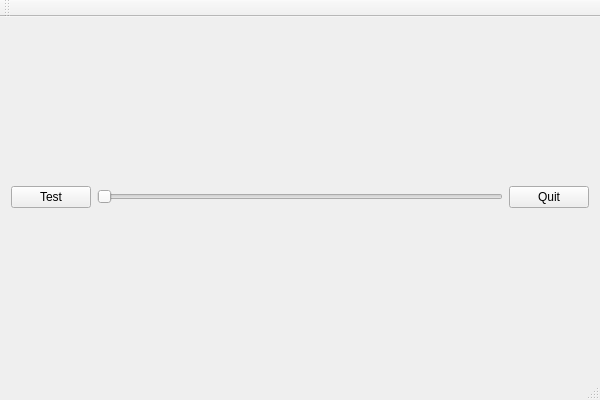
The window that ground/src/experimental/DialTest/mainwindow.ui (openpilot/OpenPilot) describes before a commit, drawn with Qt 5.
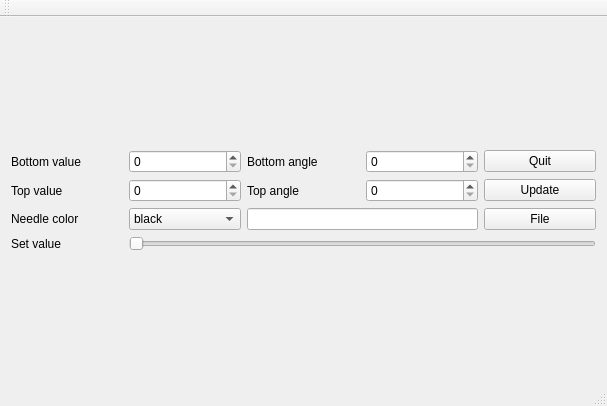
The same window after the commit.

The edit to the form file:
```diff
--- a/ground/src/experimental/DialTest/mainwindow.ui
+++ b/ground/src/experimental/DialTest/mainwindow.ui
@@ -6,8 +6,8 @@
    <rect>
     <x>0</x>
     <y>0</y>
-    <width>600</width>
-    <height>400</height>
+    <width>607</width>
+    <height>406</height>
    </rect>
   </property>
   <property name="windowTitle">
@@ -19,25 +19,152 @@
      <layout class="QHBoxLayout" name="dialLayout"/>
     </item>
     <item>
-     <layout class="QHBoxLayout" name="controlLayout">
-      <item>
-       <widget class="QPushButton" name="buttonTest">
+     <layout class="QGridLayout" name="gridLayout">
+      <item row="1" column="0">
+       <widget class="QLabel" name="labelTopValue">
         <property name="text">
-         <string>Test</string>
+         <string>Top value</string>
         </property>
        </widget>
       </item>
-      <item>
-       <widget class="QSlider" name="sliderAngle">
+      <item row="1" column="1">
+       <widget class="QSpinBox" name="spinTopValue">
+        <property name="sizePolicy">
+         <sizepolicy hsizetype="Minimum" vsizetype="Fixed">
+          <horstretch>0</horstretch>
+          <verstretch>0</verstretch>
+         </sizepolicy>
+        </property>
+        <property name="minimumSize">
+         <size>
+          <width>60</width>
+          <height>0</height>
+         </size>
+        </property>
         <property name="maximum">
          <number>360</number>
+        </property>
+       </widget>
+      </item>
+      <item row="1" column="3">
+       <widget class="QSpinBox" name="spinTopAngle">
+        <property name="minimumSize">
+         <size>
+          <width>80</width>
+          <height>0</height>
+         </size>
+        </property>
+        <property name="maximum">
+         <number>360</number>
+        </property>
+       </widget>
+      </item>
+      <item row="1" column="2">
+       <widget class="QLabel" name="labelTopAngle">
+        <property name="text">
+         <string>Top angle</string>
+        </property>
+       </widget>
+      </item>
+      <item row="0" column="3">
+       <widget class="QSpinBox" name="spinBottomAngle">
+        <property name="maximum">
+         <number>360</number>
+        </property>
+       </widget>
+      </item>
+      <item row="0" column="2">
+       <widget class="QLabel" name="labelBottomAngle">
+        <property name="text">
+         <string>Bottom angle</string>
+        </property>
+       </widget>
+      </item>
+      <item row="0" column="1">
+       <widget class="QSpinBox" name="spinBottomValue">
+        <property name="maximum">
+         <number>360</number>
+        </property>
+       </widget>
+      </item>
+      <item row="0" column="0">
+       <widget class="QLabel" name="labelBottomValue">
+        <property name="text">
+         <string>Bottom value</string>
+        </property>
+       </widget>
+      </item>
+      <item row="2" column="0">
+       <widget class="QLabel" name="labelColor">
+        <property name="text">
+         <string>Needle color</string>
+        </property>
+       </widget>
+      </item>
+      <item row="2" column="1">
+       <widget class="QComboBox" name="comboColor">
+        <item>
+         <property name="text">
+          <string>black</string>
+         </property>
+        </item>
+        <item>
+         <property name="text">
+          <string>red</string>
+         </property>
+        </item>
+        <item>
+         <property name="text">
+          <string>green</string>
+         </property>
+        </item>
+        <item>
+         <property name="text">
+          <string>yellow</string>
+         </property>
+        </item>
+        <item>
+         <property name="text">
+          <string>blue</string>
+         </property>
+        </item>
+       </widget>
+      </item>
+      <item row="2" column="2" colspan="2">
+       <widget class="QLineEdit" name="lineFile"/>
+      </item>
+      <item row="2" column="4">
+       <widget class="QPushButton" name="buttonFile">
+        <property name="text">
+         <string>File</string>
+        </property>
+       </widget>
+      </item>
+      <item row="3" column="1" colspan="4">
+       <widget class="QSlider" name="sliderValue">
+        <property name="maximum">
+         <number>100</number>
         </property>
         <property name="orientation">
          <enum>Qt::Horizontal</enum>
         </property>
        </widget>
       </item>
-      <item>
+      <item row="3" column="0">
+       <widget class="QLabel" name="labelValueSlider">
+        <property name="text">
+         <string>Set value</string>
+        </property>
+       </widget>
+      </item>
+      <item row="1" column="4">
+       <widget class="QPushButton" name="buttonUpdate">
+        <property name="text">
+         <string>Update</string>
+        </property>
+       </widget>
+      </item>
+      <item row="0" column="4">
        <widget class="QPushButton" name="buttonQuit">
         <property name="text">
          <string>Quit</string>
```
